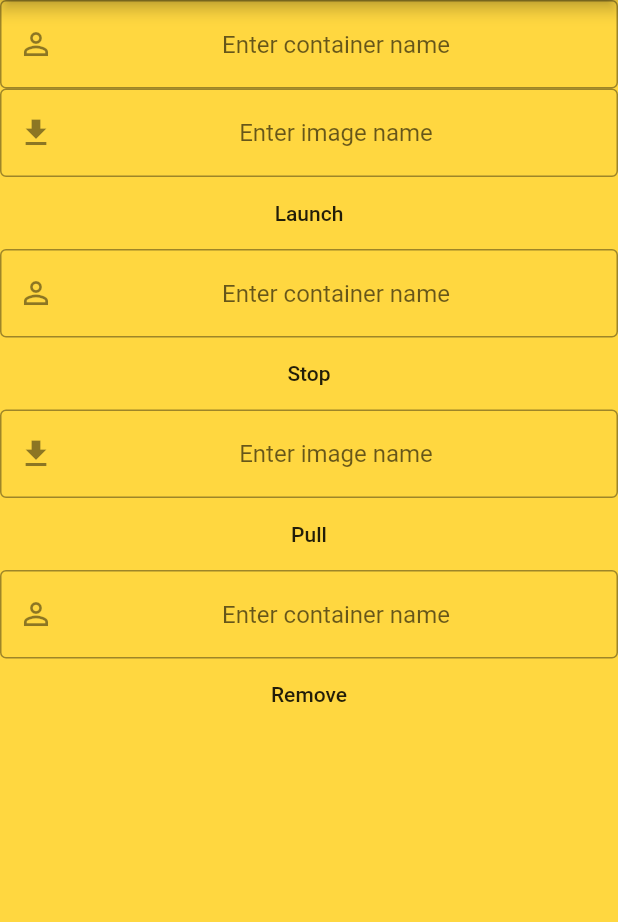
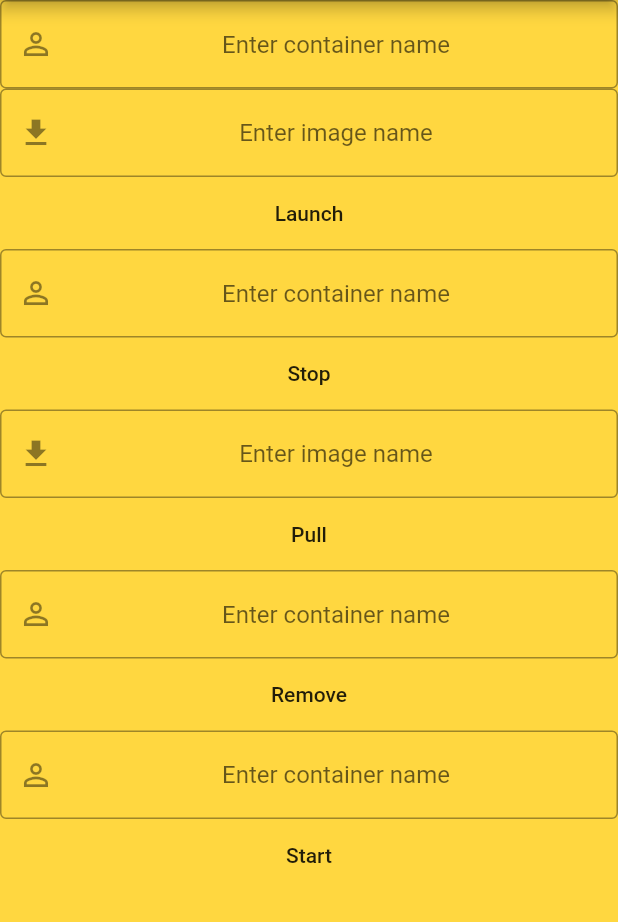
Before and after one commit to sulabh2000/Docker-app, a Flutter app: the screen it shows after launch, on a phone screen of 412 x 824 dp, the part 84-1006 px from its top. Run offline on Flutter 3.47's test engine with Material 2 defaults, Android fonts, the phone set to English and light mode, and no system bars.

Commit message:
adding start feature

```diff
--- a/lib/main.dart
+++ b/lib/main.dart
@@ -27,6 +27,12 @@ myweb3(rmo) async {
   print(response.body);
 }
 
+myweb4(sta) async {
+  var url = "http://192.168.43.33/cgi-bin/start.py?x=${sta}";
+  var response = await http.get(url);
+  print(response.body);
+}
+
 class MyApp extends StatelessWidget {
   // This widget is the root of your application.
   String imname;
@@ -34,6 +40,7 @@ class MyApp extends StatelessWidget {
   String stop;
   String pull;
   String remove;
+  String start;
   @override
   Widget build(BuildContext context) {
     return MaterialApp(
@@ -142,6 +149,25 @@ class MyApp extends StatelessWidget {
                   },
                   child: Text('Remove'),
                 ),
+                TextField(
+                  onChanged: (value) {
+                    start = value;
+                  },
+                  autocorrect: false,
+                  textAlign: TextAlign.center,
+                  decoration: InputDecoration(
+                    border: OutlineInputBorder(),
+                    hintText: "Enter container name",
+                    prefixIcon: Icon(Icons.perm_identity),
+                  ),
+                ),
+                FlatButton(
+                  onPressed: () {
+                    // print('hi');
+                    myweb4(start);
+                  },
+                  child: Text('Start'),
+                ),
               ],
             ),
           ),
```
